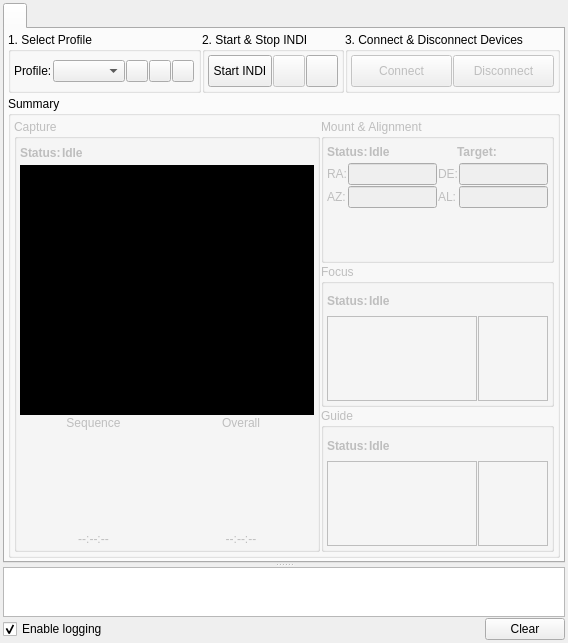
Old version of the form kstars/ekos/ekosmanager.ui in the repository KDE/kstars.
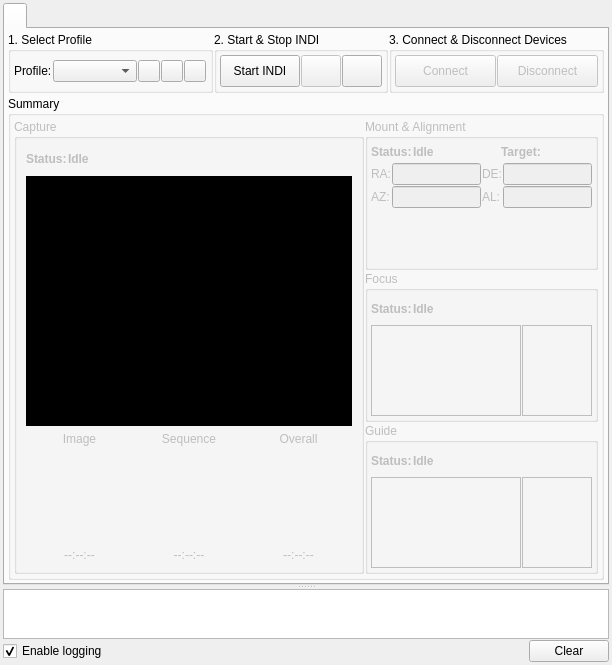
New version of the form. Custom widgets are drawn as their Qt base class.

Commit message: Add new progress bar for current image being captured in the summary

What changed in the file:
```diff
--- a/kstars/ekos/ekosmanager.ui
+++ b/kstars/ekos/ekosmanager.ui
@@ -6,8 +6,8 @@
    <rect>
     <x>0</x>
     <y>0</y>
-    <width>546</width>
-    <height>636</height>
+    <width>612</width>
+    <height>652</height>
    </rect>
   </property>
   <property name="maximumSize">
@@ -434,22 +434,7 @@
              <property name="title">
               <string>Capture</string>
              </property>
-             <layout class="QVBoxLayout" name="verticalLayout_10">
-              <property name="spacing">
-               <number>1</number>
-              </property>
-              <property name="leftMargin">
-               <number>3</number>
-              </property>
-              <property name="topMargin">
-               <number>3</number>
-              </property>
-              <property name="rightMargin">
-               <number>3</number>
-              </property>
-              <property name="bottomMargin">
-               <number>3</number>
-              </property>
+             <layout class="QVBoxLayout" name="verticalLayout_13">
               <item>
                <layout class="QHBoxLayout" name="captureStatusLayout">
                 <property name="spacing">
@@ -533,8 +518,91 @@
               <item>
                <layout class="QHBoxLayout" name="horizontalLayout_12">
                 <property name="spacing">
-                 <number>1</number>
+                 <number>3</number>
                 </property>
+                <item>
+                 <layout class="QVBoxLayout" name="verticalLayout_10">
+                  <property name="spacing">
+                   <number>1</number>
+                  </property>
+                  <item>
+                   <widget class="QLabel" name="sequenceLabel_2">
+                    <property name="text">
+                     <string>Image</string>
+                    </property>
+                    <property name="alignment">
+                     <set>Qt::AlignCenter</set>
+                    </property>
+                   </widget>
+                  </item>
+                  <item>
+                   <layout class="QHBoxLayout" name="horizontalLayout_13">
+                    <property name="spacing">
+                     <number>1</number>
+                    </property>
+                    <item>
+                     <spacer name="horizontalSpacer_11">
+                      <property name="orientation">
+                       <enum>Qt::Horizontal</enum>
+                      </property>
+                      <property name="sizeHint" stdset="0">
+                       <size>
+                        <width>13</width>
+                        <height>20</height>
+                       </size>
+                      </property>
+                     </spacer>
+                    </item>
+                    <item>
+                     <widget class="QRoundProgressBar" name="imageProgress" native="true">
+                      <property name="enabled">
+                       <bool>false</bool>
+                      </property>
+                      <property name="minimumSize">
+                       <size>
+                        <width>100</width>
+                        <height>100</height>
+                       </size>
+                      </property>
+                      <property name="maximumSize">
+                       <size>
+                        <width>100</width>
+                        <height>100</height>
+                       </size>
+                      </property>
+                      <property name="styleSheet">
+                       <string notr="true"/>
+                      </property>
+                      <layout class="QVBoxLayout" name="verticalLayout_12"/>
+                     </widget>
+                    </item>
+                    <item>
+                     <spacer name="horizontalSpacer_12">
+                      <property name="orientation">
+                       <enum>Qt::Horizontal</enum>
+                      </property>
+                      <property name="sizeHint" stdset="0">
+                       <size>
+                        <width>13</width>
+                        <height>20</height>
+                       </size>
+                      </property>
+                     </spacer>
+                    </item>
+                   </layout>
+                  </item>
+                  <item>
+                   <widget class="QLabel" name="imageRemainingTime">
+                    <property name="text">
+                     <string>--:--:--</string>
+                    </property>
+                    <property name="alignment">
+                     <set>Qt::AlignCenter</set>
+                    </property>
+                   </widget>
+                  </item>
+                 </layout>
+                </item>
                 <item>
                  <layout class="QVBoxLayout" name="verticalLayout_5">
                   <property name="spacing">
```
The commit also changes 2 other files.
